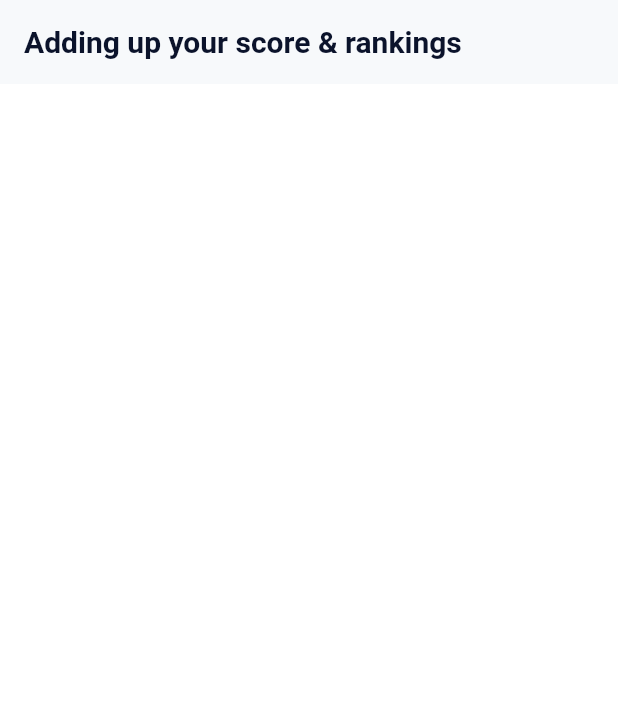
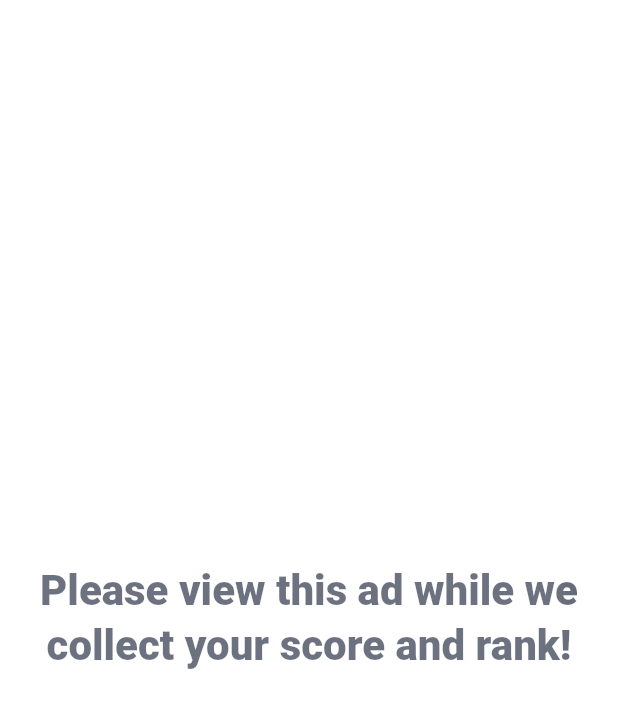
Before and after one commit to mleikam1/brainduel, a Flutter app: the PostQuizAdScreen screen opened by its route, on a phone screen of 412 x 824 dp. Shown: the top 708 px of the screen. Run offline on Flutter 3.47's test engine with Material 3 defaults, Android fonts, the phone set to English and light mode, and no system bars; our stand-ins replace flutter_riverpod, go_router, google_mobile_ads, share_plus, shared_preferences; missing offline and left inert: dart:html; accounts and stored records are empty.

Commit message:
Fix quiz answer highlighting and add ad holding screen

```diff
--- a/lib/screens/post_quiz_ad_screen.dart
+++ b/lib/screens/post_quiz_ad_screen.dart
@@ -11,9 +11,20 @@ class PostQuizAdScreen extends ConsumerStatefulWidget {
   ConsumerState<PostQuizAdScreen> createState() => _PostQuizAdScreenState();
 }
 
-class _PostQuizAdScreenState extends ConsumerState<PostQuizAdScreen> {
+class _PostQuizAdScreenState extends ConsumerState<PostQuizAdScreen>
+    with SingleTickerProviderStateMixin {
   Map<String, dynamic> _args = const {};
   bool _started = false;
+  late final AnimationController _shimmerController;
+
+  @override
+  void initState() {
+    super.initState();
+    _shimmerController = AnimationController(
+      vsync: this,
+      duration: const Duration(seconds: 3),
+    )..repeat();
+  }
 
   @override
   void didChangeDependencies() {
@@ -39,18 +50,51 @@ class _PostQuizAdScreenState extends ConsumerState<PostQuizAdScreen> {
   }
 
   @override
+  void dispose() {
+    _shimmerController.dispose();
+    super.dispose();
+  }
+
+  @override
   Widget build(BuildContext context) {
     return PopScope(
       canPop: false,
       child: Scaffold(
-        appBar: AppBar(
-          automaticallyImplyLeading: false,
-          title: const Text('Adding up your score & rankings'),
-        ),
         body: SafeArea(
           child: SizedBox.expand(
-            child: Container(
+            child: ColoredBox(
               color: Theme.of(context).colorScheme.surface,
+              child: Center(
+                child: AnimatedBuilder(
+                  animation: _shimmerController,
+                  child: Text(
+                    'Please view this ad while we collect your score and rank!',
+                    textAlign: TextAlign.center,
+                    style: Theme.of(context).textTheme.headlineSmall?.copyWith(
+                          fontWeight: FontWeight.w800,
+                          fontSize: 28,
+                        ),
+                  ),
+                  builder: (context, child) {
+                    final colors = Theme.of(context).colorScheme;
+                    final base = colors.onSurface.withOpacity(0.6);
+                    final highlight = colors.onSurface.withOpacity(0.95);
+                    final shimmerValue = _shimmerController.value;
+                    return ShaderMask(
+                      blendMode: BlendMode.srcIn,
+                      shaderCallback: (rect) {
+                        return LinearGradient(
+                          colors: [base, highlight, base],
+                          stops: const [0.2, 0.5, 0.8],
+                          begin: Alignment(-1.2 + shimmerValue * 2.4, 0),
+                          end: Alignment(1.2 + shimmerValue * 2.4, 0),
+                        ).createShader(rect);
+                      },
+                      child: child,
+                    );
+                  },
+                ),
+              ),
             ),
           ),
         ),
```
Also changed, not shown: lib/widgets/trivia_question_view.dart (+1 -19 lines).
